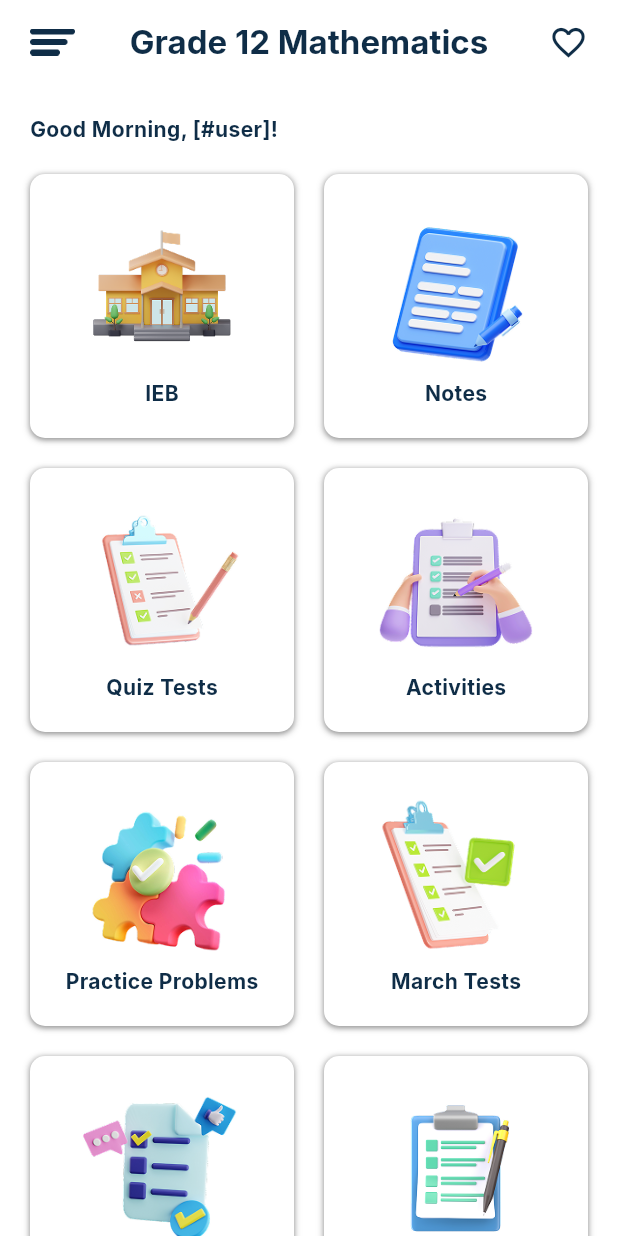
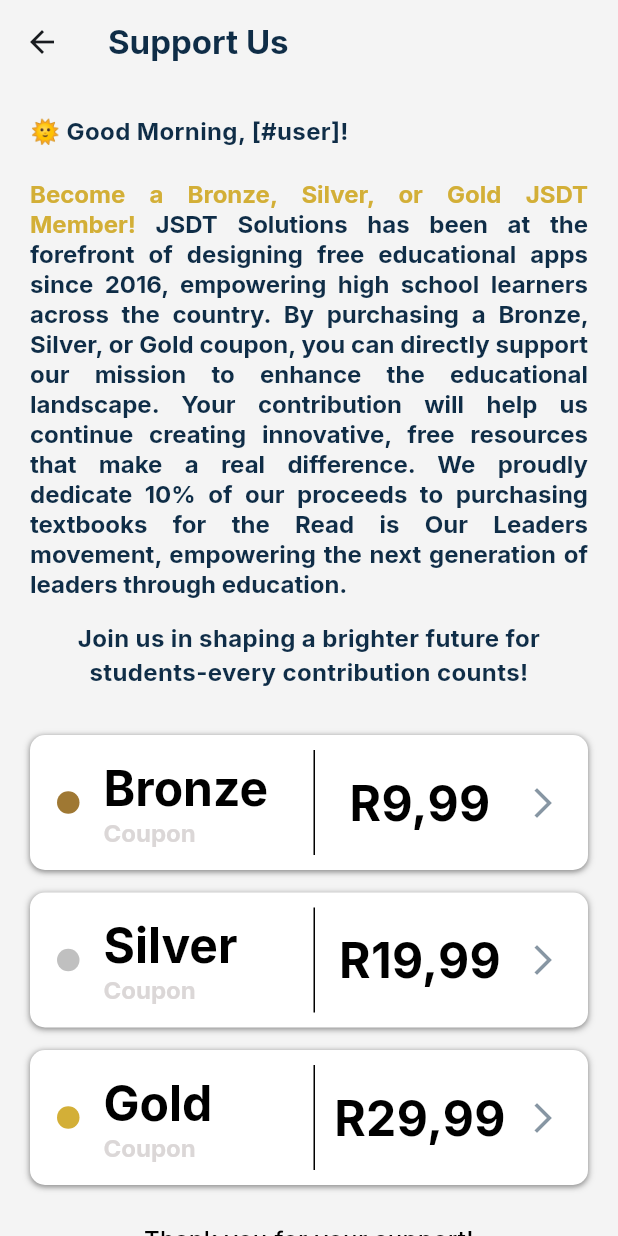
Before and after one commit to 2001arman/jsdt_app, a Flutter app: the HomeUi screen opened by its route, in the side drawer, after a tap on "Support Us", on a phone screen of 412 x 824 dp. Run offline on Flutter 3.47's test engine with Material 3 defaults, Android fonts, the phone set to English and light mode, and no system bars; our stand-ins replace firebase_core, flutter_easyloading, get, google_fonts, youtube_player_flutter; missing offline and left inert: syncfusion_flutter_pdfviewer; accounts and stored records are empty; statements that could not run were skipped.

Commit message:
support us page

```diff
--- a/lib/core/app_route.dart
+++ b/lib/core/app_route.dart
@@ -40,6 +40,8 @@ import 'package:jsdt_app/feature/presentation/home/quiz/quiz_result/quiz_result_
 import 'package:jsdt_app/feature/presentation/home/quiz/quiz_ui.dart';
 import 'package:jsdt_app/feature/presentation/home/quiz/quizez/quizez_binding.dart';
 import 'package:jsdt_app/feature/presentation/home/quiz/quizez/quizez_ui.dart';
+import 'package:jsdt_app/feature/presentation/home/support/support_binding.dart';
+import 'package:jsdt_app/feature/presentation/home/support/support_ui.dart';
 
 class AppRoute {
   static String initialRoute = BoardingUi.namePath;
@@ -148,5 +150,10 @@ class AppRoute {
       page: () => ExamplerUi(),
       binding: ExamplerBinding(),
     ),
+    GetPage(
+      name: SupportUi.namePath,
+      page: () => SupportUi(),
+      binding: SupportBinding(),
+    ),
   ];
 }
--- a/lib/core/env.dart
+++ b/lib/core/env.dart
@@ -9,7 +9,7 @@ class Env {
   }
 
   void _init() async {
-    WidgetsBinding widgetsBinding = WidgetsFlutterBinding.ensureInitialized();
+    WidgetsFlutterBinding.ensureInitialized();
 
     // FlutterNativeSplash.preserve(widgetsBinding: widgetsBinding);
     await Firebase.initializeApp(
--- /dev/null
+++ b/lib/feature/presentation/home/support/support_binding.dart
@@ -0,0 +1,9 @@
+import 'package:get/get.dart';
+import 'package:jsdt_app/feature/presentation/home/support/support_logic.dart';
+
+class SupportBinding extends Bindings {
+  @override
+  void dependencies() {
+    Get.lazyPut(() => SupportLogic());
+  }
+}
--- /dev/null
+++ b/lib/feature/presentation/home/support/support_logic.dart
@@ -0,0 +1,3 @@
+import 'package:get/get.dart';
+
+class SupportLogic extends GetxController{}
--- /dev/null
+++ b/lib/feature/presentation/home/support/support_ui.dart
@@ -0,0 +1,195 @@
+import 'package:flutter/material.dart';
+import 'package:get/get.dart';
+import 'package:jsdt_app/feature/presentation/home/support/support_logic.dart';
+import 'package:jsdt_app/utility/shared/constants/constants_ui.dart';
+
+class SupportUi extends StatelessWidget {
+  static const String namePath = '/support_page';
+  final logic = Get.find<SupportLogic>();
+  SupportUi({super.key});
+
+  @override
+  Widget build(BuildContext context) {
+    Widget buttonContainer({
+      required String title,
+      required String value,
+      required Color color,
+    }) {
+      return Container(
+        width: double.infinity,
+        margin: const EdgeInsets.only(bottom: 15),
+        padding: const EdgeInsets.symmetric(vertical: 10, horizontal: 18),
+        decoration: BoxDecoration(
+          borderRadius: BorderRadius.circular(10),
+          color: kWhiteColor,
+          boxShadow: defaultBoxShadow,
+        ),
+        child: Row(
+          mainAxisAlignment: MainAxisAlignment.spaceBetween,
+          children: [
+            Container(
+              width: 15,
+              height: 15,
+              decoration: BoxDecoration(
+                shape: BoxShape.circle,
+                color: color,
+              ),
+            ),
+            const SizedBox(width: 16),
+            Expanded(
+              child: RichText(
+                text: TextSpan(
+                  text: title,
+                  style: blackTextStyle.copyWith(
+                    fontSize: 32,
+                    fontWeight: bold,
+                  ),
+                  children: [
+                    TextSpan(
+                      text: '\nCoupon',
+                      style: greyTextStyle.copyWith(
+                        fontSize: 16,
+                        fontWeight: bold,
+                      ),
+                    )
+                  ],
+                ),
+              ),
+            ),
+            Container(
+              width: 1,
+              height: 70,
+              color: kBlackColor,
+            ),
+            Expanded(
+              child: Text(
+                'R$value',
+                textAlign: TextAlign.center,
+                style: blackTextStyle.copyWith(
+                  fontSize: 32,
+                  fontWeight: bold,
+                ),
+              ),
+            ),
+            Icon(
+              Icons.arrow_forward_ios,
+              color: kMainColor.withValues(alpha: 0.5),
+            )
+          ],
+        ),
+      );
+    }
+
+    return Scaffold(
+      backgroundColor: kWhiteGreyColor,
+      appBar: AppBar(
+        backgroundColor: kWhiteGreyColor,
+        title: Text(
+          'Support Us',
+          style: mainTextStyle.copyWith(fontSize: 22, fontWeight: bold),
+        ),
+      ),
+      body: ListView(
+        padding: const EdgeInsets.all(20),
+        children: [
+          Text(
+            '🌞 Good Morning, [#user]!',
+            style: mainTextStyle.copyWith(fontSize: 16, fontWeight: bold),
+          ),
+          const SizedBox(height: 20),
+          RichText(
+            textAlign: TextAlign.justify,
+            text: TextSpan(
+              text: 'Become a Bronze, Silver, or Gold JSDT Member! ',
+              style: goldTextStyle.copyWith(
+                fontSize: 16,
+                fontWeight: bold,
+                height: 20 / 16,
+              ),
+              children: [
+                TextSpan(
+                  text:
+                      'JSDT Solutions has been at the forefront of designing free educational apps since 2016, empowering high school learners across the country. By purchasing a Bronze, Silver, or Gold coupon, you can directly support our mission to enhance the educational landscape. Your contribution will help us continue creating innovative, free resources that make a real difference. We proudly dedicate 10% of our proceeds to purchasing textbooks for the Read is Our Leaders movement, empowering the next generation of leaders through education. ',
+                  style: mainTextStyle.copyWith(
+                    fontSize: 16,
+                    fontWeight: bold,
+                  ),
+                ),
+              ],
+            ),
+          ),
+          const SizedBox(height: 15),
+          Text(
+            'Join us in shaping a brighter future for students-every contribution counts!',
+            style: mainTextStyle.copyWith(fontSize: 16, fontWeight: bold),
+            textAlign: TextAlign.center,
+          ),
+          const SizedBox(height: 30),
+          buttonContainer(
+            title: 'Bronze',
+            value: '9,99',
+            color: kBronzeColor,
+          ),
+          buttonContainer(
+            title: 'Silver',
+            value: '19,99',
+            color: kSilverColor,
+          ),
+          buttonContainer(
+            title: 'Gold',
+            value: '29,99',
+            color: kGoldColor,
+          ),
+          const SizedBox(height: 10),
+          Text(
+            'Thank you for your support!',
+            textAlign: TextAlign.center,
+            style: blackTextStyle.copyWith(
+              fontSize: 16,
+              fontWeight: medium,
+            ),
+          ),
+          const SizedBox(height: 20),
+          Row(
+            mainAxisAlignment: MainAxisAlignment.spaceEvenly,
+            children: [
+              Text(
+                'Share your coupon status:',
+                style: blackTextStyle.copyWith(
+                  fontSize: 16,
+                  fontWeight: bold,
+                ),
+              ),
+              Column(
+                children: [
+                  Image.asset(
+                    'assets/icons/facebook.png',
+                    width: 40,
+                  ),
+                  Text(
+                    'Facebook',
+                    style: blackTextStyle.copyWith(
+                        fontSize: 12, fontWeight: medium),
+                  ),
+                ],
+              ),
+              Column(
+                children: [
+                  Image.asset(
+                    'assets/icons/tiktok.png',
+                    width: 40,
+                  ),
+                  Text(
+                    'Tiktok',
+                    style: blackTextStyle.copyWith(
+                        fontSize: 12, fontWeight: medium),
+                  ),
+                ],
+              ),
+            ],
+          )
+        ],
+      ),
+    );
+  }
+}
--- a/lib/utility/shared/constants/constants_ui.dart
+++ b/lib/utility/shared/constants/constants_ui.dart
@@ -8,6 +8,9 @@ Color kGreyColor = const Color(0xFFDBD7D7);
 Color kWhiteGreyColor = const Color(0xFFF4F4F4);
 Color kRedColor = const Color(0xFFD31F1F);
 Color kGreySecondColor = const Color(0xFFBBB5B5);
+Color kGoldColor = const Color(0xFFD3AF37);
+Color kBronzeColor = const Color(0xFF9F7833);
+Color kSilverColor = const Color(0xFFC0C0C0);
 
 TextStyle whiteTextStyle = GoogleFonts.inter(
   color: kWhiteColor,
@@ -33,6 +36,10 @@ TextStyle gretSecondTextStyle = GoogleFonts.inter(
   color: kGreySecondColor,
 );
 
+TextStyle goldTextStyle = GoogleFonts.inter(
+  color: kGoldColor,
+);
+
 FontWeight light = FontWeight.w300;
 FontWeight reguler = FontWeight.w400;
 FontWeight medium = FontWeight.w500;
--- a/lib/utility/shared/widgets/custom_drawer.dart
+++ b/lib/utility/shared/widgets/custom_drawer.dart
@@ -1,4 +1,6 @@
 import 'package:flutter/material.dart';
+import 'package:get/get.dart';
+import 'package:jsdt_app/feature/presentation/home/support/support_ui.dart';
 import 'package:jsdt_app/utility/shared/constants/constants_ui.dart';
 
 class CustomDrawer extends StatelessWidget {
@@ -165,9 +167,7 @@ class CustomDrawer extends StatelessWidget {
                 'assets/icons/support.png',
                 width: 20,
               ),
-              onTap: () {
-                Navigator.pop(context);
-              },
+              onTap: () => Get.toNamed(SupportUi.namePath),
             ),
             ListTile(
               title: Text(
```
Also changed, not shown: assets/icons/facebook.png (added), assets/icons/tiktok.png (added).
